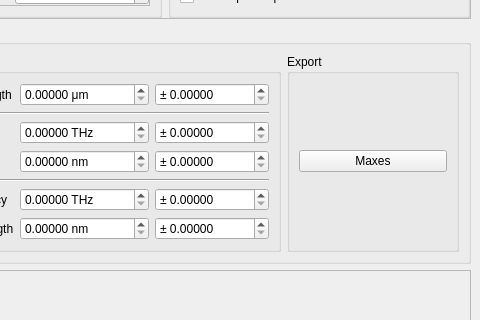
twobackfromtheend/pintera, file gui/gui.ui: the form before one commit; both pictures show x 466 to 946 and y 377 to 697 of the 946 by 980 pixel window.
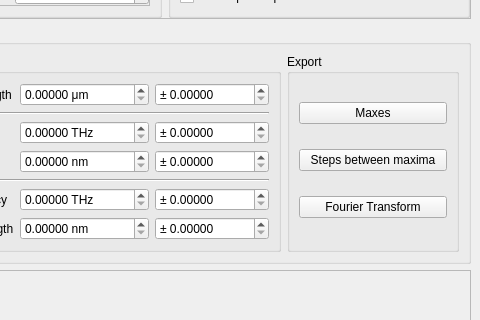
The form after the commit.

Commit message: export buttons now working

```diff
--- a/gui/gui.ui
+++ b/gui/gui.ui
@@ -883,6 +883,20 @@
             </property>
            </widget>
           </item>
+          <item>
+           <widget class="QPushButton" name="export_steps_push_button">
+            <property name="text">
+             <string>Steps between maxima</string>
+            </property>
+           </widget>
+          </item>
+          <item>
+           <widget class="QPushButton" name="export_ft_push_button">
+            <property name="text">
+             <string>Fourier Transform</string>
+            </property>
+           </widget>
+          </item>
          </layout>
         </widget>
        </item>
```
Left out of the diff: 6 changed lines with no effect on the pictures. The commit also changes 5 other files.
